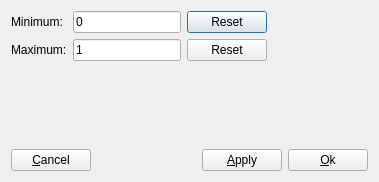
First picture: the form in GridUI/displayrangedialog.ui, repository fsoos74/su, before the edit.
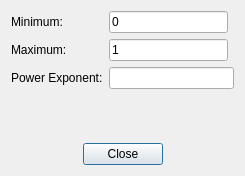
Second picture: the form after the edit.

```diff
--- a/GridUI/displayrangedialog.ui
+++ b/GridUI/displayrangedialog.ui
@@ -6,8 +6,8 @@
    <rect>
     <x>0</x>
     <y>0</y>
-    <width>379</width>
-    <height>182</height>
+    <width>245</width>
+    <height>176</height>
    </rect>
   </property>
   <property name="windowTitle">
@@ -15,8 +15,6 @@
   </property>
   <layout class="QVBoxLayout" name="verticalLayout">
    <item>
-    <layout class="QHBoxLayout" name="horizontalLayout_2">
-     <item>
       <layout class="QGridLayout" name="gridLayout">
        <item row="0" column="0">
         <widget class="QLabel" name="lbMin">
@@ -32,13 +30,6 @@
          </property>
         </widget>
        </item>
-       <item row="0" column="2">
-        <widget class="QPushButton" name="pbMin">
-         <property name="text">
-          <string>Reset</string>
-         </property>
-        </widget>
-       </item>
        <item row="1" column="0">
         <widget class="QLabel" name="lbMax">
          <property name="text">
@@ -53,27 +44,15 @@
          </property>
         </widget>
        </item>
-       <item row="1" column="2">
-        <widget class="QPushButton" name="pbMax">
+     <item row="2" column="0">
+      <widget class="QLabel" name="label">
          <property name="text">
-          <string>Reset</string>
+        <string>Power Exponent:</string>
          </property>
         </widget>
        </item>
-      </layout>
-     </item>
-     <item>
-      <spacer name="horizontalSpacer_2">
-       <property name="orientation">
-        <enum>Qt::Horizontal</enum>
-       </property>
-       <property name="sizeHint" stdset="0">
-        <size>
-         <width>40</width>
-         <height>20</height>
-        </size>
-       </property>
-      </spacer>
+     <item row="2" column="1" colspan="2">
+      <widget class="QLineEdit" name="lePower"/>
      </item>
     </layout>
    </item>
@@ -92,13 +71,6 @@
    </item>
    <item>
     <layout class="QHBoxLayout" name="horizontalLayout">
-     <item>
-      <widget class="QPushButton" name="pbCancel">
-       <property name="text">
-        <string>&amp;Cancel</string>
-       </property>
-      </widget>
-     </item>
      <item>
       <spacer name="horizontalSpacer">
        <property name="orientation">
@@ -115,16 +87,22 @@
      <item>
       <widget class="QPushButton" name="pbApply">
        <property name="text">
-        <string>&amp;Apply</string>
+        <string>Close</string>
        </property>
       </widget>
      </item>
      <item>
-      <widget class="QPushButton" name="pbOk">
-       <property name="text">
-        <string>&amp;Ok</string>
+      <spacer name="horizontalSpacer_2">
+       <property name="orientation">
+        <enum>Qt::Horizontal</enum>
        </property>
-      </widget>
+       <property name="sizeHint" stdset="0">
+        <size>
+         <width>40</width>
+         <height>20</height>
+        </size>
+       </property>
+      </spacer>
      </item>
     </layout>
    </item>
```
Left out of the diff: 20 changed lines with no effect on the pictures. Lines whose indentation alone changed are shown as unchanged.
